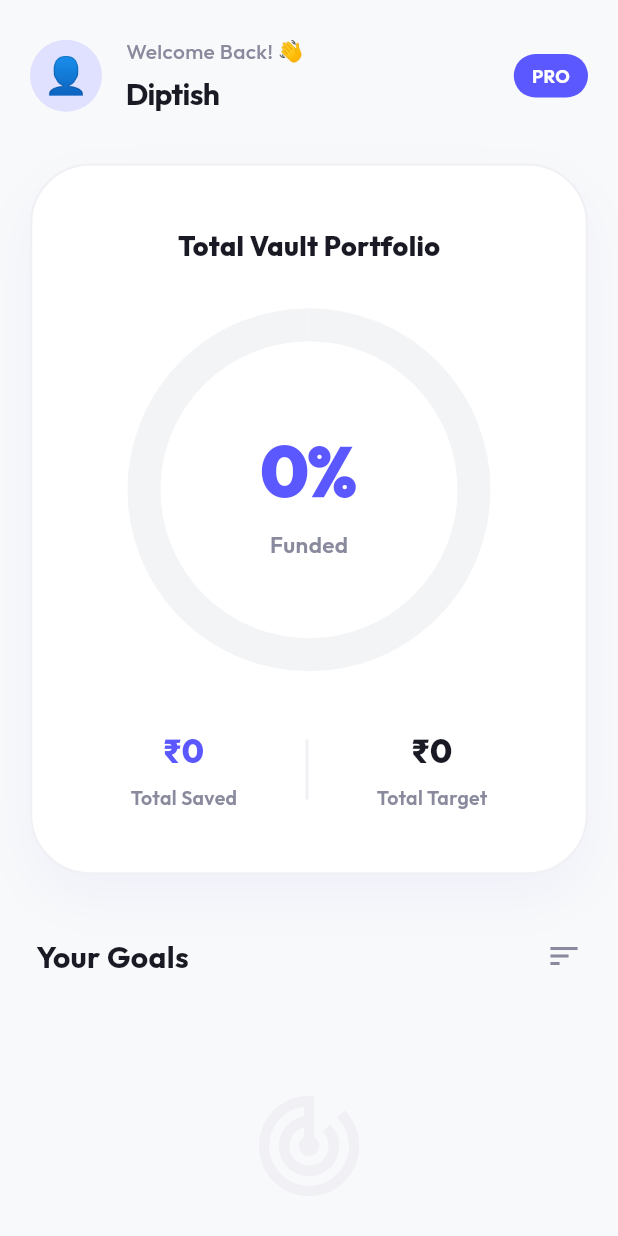
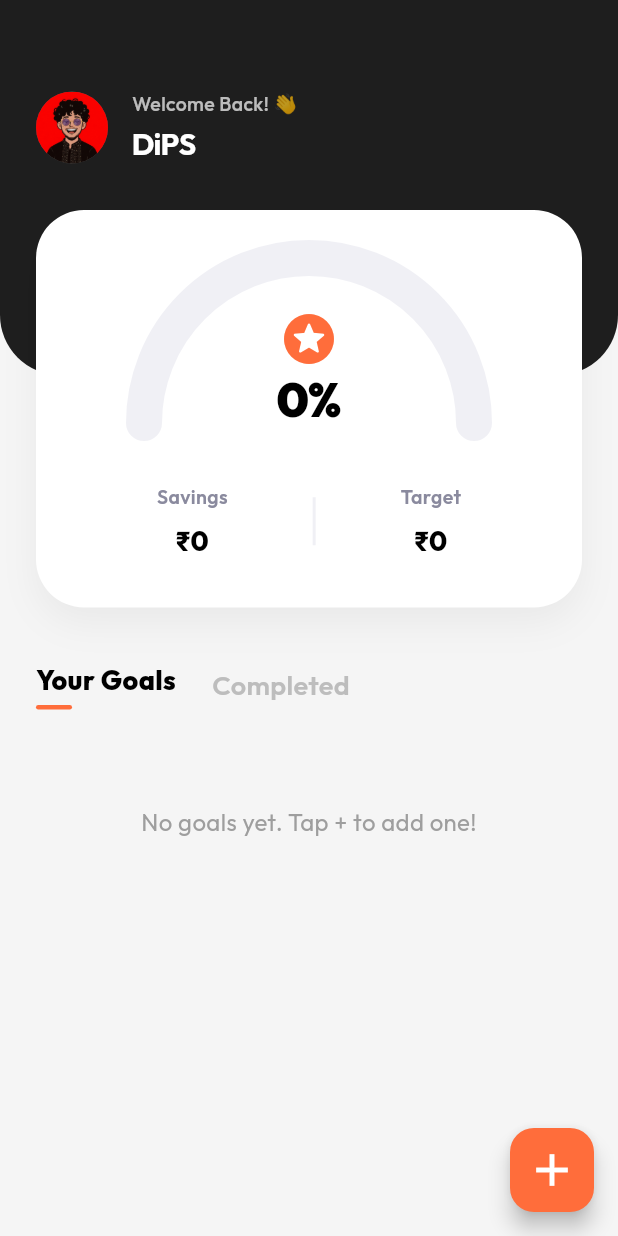
Before and after one commit to Diptish-De/DiPS_bucket_list, a Flutter app: the screen it shows after launch, on a phone screen of 412 x 824 dp. Run offline on Flutter 3.47's test engine with Material 3 defaults, Android fonts, the phone set to English and light mode, and no system bars; our stand-ins replace google_fonts, shared_preferences.

Commit message:
UI redesign and gauge

```diff
--- a/buy_planner/lib/screens/dashboard_screen.dart
+++ b/buy_planner/lib/screens/dashboard_screen.dart
@@ -1,3 +1,4 @@
+import 'dart:math';
 import 'package:flutter/material.dart';
 import 'package:provider/provider.dart';
 import 'package:intl/intl.dart';
@@ -24,45 +25,64 @@ class DashboardScreen extends StatelessWidget {
     final provider = Provider.of<BuyProvider>(context);
     final currencyFormat = NumberFormat.currency(locale: 'en_IN', symbol: '₹', decimalDigits: 0);
 
+    double totalTarget = provider.items.fold(0.0, (sum, item) => sum + item.price);
+
     return Scaffold(
-      backgroundColor: const Color(0xFFF8F9FA),
+      backgroundColor: const Color(0xFFF5F5F5), // Light off-white background
+      floatingActionButton: FloatingActionButton(
+        onPressed: () => _showAddItemSheet(context),
+        backgroundColor: const Color(0xFFFF6D3B), // Bright orange
+        elevation: 6,
+        shape: RoundedRectangleBorder(borderRadius: BorderRadius.circular(16)),
+        child: const Icon(Icons.add, size: 36, color: Colors.white),
+      ),
       body: !provider.isInit
-          ? const Center(child: CircularProgressIndicator(color: Color(0xFF5C58FF)))
-          : SafeArea(
-              child: CustomScrollView(
+          ? const Center(child: CircularProgressIndicator(color: Color(0xFFFF6D3B)))
+          : CustomScrollView(
               physics: const BouncingScrollPhysics(),
               slivers: [
-                  // App Bar (Trezo style)
                 SliverToBoxAdapter(
-                    child: Padding(
-                      padding: const EdgeInsets.symmetric(horizontal: 20, vertical: 24),
-                      child: Row(
-                        mainAxisAlignment: MainAxisAlignment.spaceBetween,
+                  child: Stack(
+                    clipBehavior: Clip.none,
+                    children: [
+                      // Dark background with rounded bottom corners
+                      Container(
+                        height: 250,
+                        width: double.infinity,
+                        decoration: const BoxDecoration(
+                          color: Color(0xFF1E1E1E), // Dark header color
+                          borderRadius: BorderRadius.only(
+                            bottomLeft: Radius.circular(40),
+                            bottomRight: Radius.circular(40),
+                          ),
+                        ),
+                        padding: const EdgeInsets.only(top: 60, left: 24, right: 24),
+                        child: Column(
                           children: [
                             Row(
                               children: [
                                 const CircleAvatar(
                                   radius: 24,
-                                backgroundColor: Color(0xFFE0E0FF),
-                                child: Text('👤', style: TextStyle(fontSize: 24)),
+                                  backgroundImage: AssetImage('dips-img.png'),
+                                  backgroundColor: Colors.white24,
                                 ),
                                 const SizedBox(width: 16),
                                 Column(
                                   crossAxisAlignment: CrossAxisAlignment.start,
                                   children: [
-                                  Text(
+                                    const Text(
                                       'Welcome Back! 👋',
                                       style: TextStyle(
-                                      color: const Color(0xFF8A8A9E),
-                                      fontSize: 14,
+                                        color: Colors.white70,
+                                        fontSize: 13,
                                         fontWeight: FontWeight.w500,
                                       ),
                                     ),
-                                  const SizedBox(height: 4),
+                                    const SizedBox(height: 2),
                                     const Text(
-                                    'Diptish',
+                                      'DiPS',
                                       style: TextStyle(
-                                      color: Color(0xFF1A1A24),
+                                        color: Colors.white,
                                         fontSize: 20,
                                         fontWeight: FontWeight.bold,
                                         letterSpacing: -0.5,
@@ -72,223 +92,180 @@ class DashboardScreen extends StatelessWidget {
                                 ),
                               ],
                             ),
-                          Container(
-                            padding: const EdgeInsets.symmetric(horizontal: 12, vertical: 6),
-                            decoration: BoxDecoration(
-                              color: const Color(0xFF5C58FF),
-                              borderRadius: BorderRadius.circular(16),
-                            ),
-                            child: const Text('PRO', style: TextStyle(color: Colors.white, fontWeight: FontWeight.bold, fontSize: 12)),
-                          )
                           ],
                         ),
                       ),
-                  ),
-
-                  // Big Ring Card
-                  SliverToBoxAdapter(
-                    child: Builder(
-                      builder: (context) {
-                        double totalTarget = provider.items.fold(0.0, (sum, item) => sum + item.price);
-                        double totalProgress = totalTarget > 0 ? (provider.totalSaved / totalTarget) : 0.0;
-                        if (totalProgress > 1.0) totalProgress = 1.0;
-
-                        return Container(
-                          margin: const EdgeInsets.symmetric(horizontal: 20, vertical: 8),
-                          padding: const EdgeInsets.symmetric(vertical: 40, horizontal: 20),
+                      // Overlapping White Card (Gauge)
+                      Positioned(
+                        top: 140,
+                        left: 24,
+                        right: 24,
+                        child: Container(
+                          padding: const EdgeInsets.symmetric(horizontal: 24, vertical: 32),
                           decoration: BoxDecoration(
                             color: Colors.white,
-                            borderRadius: BorderRadius.circular(40),
-                            border: Border.all(color: const Color(0xFFF0F0F5), width: 1.5),
+                            borderRadius: BorderRadius.circular(32),
                             boxShadow: [
                               BoxShadow(
-                                color: const Color(0xFF5C58FF).withOpacity(0.05),
-                                blurRadius: 30,
-                                offset: const Offset(0, 15),
-                              )
-                            ]
+                                color: Colors.black.withValues(alpha: 0.05),
+                                blurRadius: 20,
+                                offset: const Offset(0, 10),
+                              ),
+                            ],
                           ),
                           child: Column(
                             children: [
-                              const Text(
-                                'Total Vault Portfolio',
-                                style: TextStyle(
-                                  color: Color(0xFF1A1A24),
-                                  fontSize: 18,
-                                  fontWeight: FontWeight.w800,
+                              // Gauge
+                              SizedBox(
+                                height: 110,
+                                width: 220,
+                                child: Stack(
+                                  alignment: Alignment.bottomCenter,
+                                  children: [
+                                    CustomPaint(
+                                      size: const Size(220, 110),
+                                      painter: SemiCircleGaugePainter(
+                                        progress: totalTarget > 0 ? (provider.totalSaved / totalTarget).clamp(0.0, 1.0) : 0.0,
+                                        color: const Color(0xFFFF6D3B),
+                                        backgroundColor: const Color(0xFFF0F0F5),
                                       ),
                                     ),
-                              const SizedBox(height: 40),
-                              // The Massive Trezo Rounded Ring
-                              SizedBox(
-                                width: 220,
-                                height: 220,
-                                child: Stack(
-                                  fit: StackFit.expand,
-                                  children: [
-                                    CircularProgressIndicator(
-                                      value: 1.0,
-                                      strokeWidth: 22,
-                                      color: const Color(0xFFF3F4F6),
-                                    ),
-                                    CircularProgressIndicator(
-                                      value: totalProgress,
-                                      strokeWidth: 22,
-                                      backgroundColor: Colors.transparent,
-                                      color: const Color(0xFF5C58FF),
-                                      strokeCap: StrokeCap.round,
-                                    ),
-                                    Center(
-                                      child: Column(
+                                    // Inside the gauge
+                                    Column(
                                       mainAxisSize: MainAxisSize.min,
                                       children: [
+                                        const Icon(Icons.stars_rounded, size: 40, color: Color(0xFFFF6D3B)),
+                                        const SizedBox(height: 4),
                                         Text(
-                                            '${(totalProgress * 100).toStringAsFixed(0)}%',
+                                          '${(totalTarget > 0 ? (provider.totalSaved / totalTarget).clamp(0.0, 1.0) * 100 : 0).toStringAsFixed(0)}%',
                                           style: const TextStyle(
-                                              fontSize: 48,
+                                            fontSize: 32,
                                             fontWeight: FontWeight.w900,
-                                              color: Color(0xFF5C58FF),
-                                              letterSpacing: -1.5,
-                                            ),
-                                          ),
-                                          const SizedBox(height: 4),
-                                          const Text(
-                                            'Funded',
-                                            style: TextStyle(
-                                              fontSize: 15,
-                                              fontWeight: FontWeight.w600,
-                                              color: Color(0xFF8A8A9E),
+                                            color: Colors.black,
+                                            height: 1,
+                                            letterSpacing: -1,
                                           ),
                                         ),
                                       ],
                                     ),
-                                    ),
                                   ],
                                 ),
                               ),
-                              const SizedBox(height: 48),
-                              // Stats Row
+                              const SizedBox(height: 40),
+                              // Below the gauge: Savings and Target
                               Row(
                                 mainAxisAlignment: MainAxisAlignment.spaceEvenly,
                                 children: [
                                   Column(
+                                    crossAxisAlignment: CrossAxisAlignment.center,
                                     children: [
+                                      const Text(
+                                        'Savings',
+                                        style: TextStyle(color: Color(0xFF8A8A9E), fontSize: 13, fontWeight: FontWeight.w600),
+                                      ),
+                                      const SizedBox(height: 6),
                                       Text(
                                         currencyFormat.format(provider.totalSaved),
-                                        style: const TextStyle(
-                                          fontSize: 22,
-                                          fontWeight: FontWeight.w800,
-                                          color: Color(0xFF5C58FF),
+                                        style: const TextStyle(color: Colors.black, fontSize: 18, fontWeight: FontWeight.w800),
                                       ),
+                                    ],
+                                  ),
+                                  Container(height: 32, width: 2, color: const Color(0xFFF0F0F5)),
+                                  Column(
+                                    crossAxisAlignment: CrossAxisAlignment.center,
+                                    children: [
+                                      const Text(
+                                        'Target',
+                                        style: TextStyle(color: Color(0xFF8A8A9E), fontSize: 13, fontWeight: FontWeight.w600),
                                       ),
                                       const SizedBox(height: 6),
-                                      const Text('Total Saved', style: TextStyle(color: Color(0xFF8A8A9E), fontSize: 13, fontWeight: FontWeight.w600)),
-                                    ],
-                                  ),
-                                  Container(height: 40, width: 2, color: const Color(0xFFF0F0F5)),
-                                  Column(
-                                    children: [
                                       Text(
                                         currencyFormat.format(totalTarget),
-                                        style: const TextStyle(
-                                          fontSize: 22,
-                                          fontWeight: FontWeight.w800,
-                                          color: Color(0xFF1A1A24),
+                                        style: const TextStyle(color: Colors.black, fontSize: 18, fontWeight: FontWeight.w800),
                                       ),
-                                      ),
-                                      const SizedBox(height: 6),
-                                      const Text('Total Target', style: TextStyle(color: Color(0xFF8A8A9E), fontSize: 13, fontWeight: FontWeight.w600)),
                                     ],
                                   ),
                                 ],
                               ),
                             ],
                           ),
-                        );
-                      }
+                        ),
+                      ),
+                    ],
                   ),
                 ),
 
+                const SliverToBoxAdapter(
+                  child: SizedBox(height: 190), // Space for the overlapping card (approx 340 height - 130 top = 210 overhang)
+                ),
+
+                // Tabs (History / Statistics mock)
                 SliverToBoxAdapter(
                   child: Padding(
-                      padding: const EdgeInsets.fromLTRB(24, 32, 24, 12),
+                    padding: const EdgeInsets.symmetric(horizontal: 24),
                     child: Row(
-                        mainAxisAlignment: MainAxisAlignment.spaceBetween,
+                      children: [
+                        Column(
+                          crossAxisAlignment: CrossAxisAlignment.start,
                           children: [
                             const Text(
                               'Your Goals',
                               style: TextStyle(
-                              fontSize: 20,
-                              fontWeight: FontWeight.w700,
-                              color: Color(0xFF1A1A24),
+                                fontSize: 18,
+                                fontWeight: FontWeight.w800,
+                                color: Colors.black,
                               ),
                             ),
-                          Icon(Icons.sort, color: const Color(0xFF8A8A9E)),
+                            const SizedBox(height: 4),
+                            Container(
+                              width: 24,
+                              height: 3,
+                              decoration: BoxDecoration(
+                                color: const Color(0xFFFF6D3B),
+                                borderRadius: BorderRadius.circular(2),
+                              ),
+                            )
+                          ],
+                        ),
+                        const SizedBox(width: 24),
+                        Text(
+                          'Completed',
+                          style: TextStyle(
+                            fontSize: 18,
+                            fontWeight: FontWeight.w600,
+                            color: Colors.grey.shade400,
+                          ),
+                        ),
                       ],
                     ),
                   ),
                 ),
+                const SliverToBoxAdapter(
+                  child: SizedBox(height: 24),
+                ),
 
-                  SliverPadding(
-                    padding: const EdgeInsets.only(bottom: 120),
-                    sliver: provider.items.isEmpty
-                        ? SliverToBoxAdapter(
+                // List of items
+                provider.items.isEmpty
+                    ? const SliverToBoxAdapter(
+                        child: Center(
                           child: Padding(
-                              padding: const EdgeInsets.only(top: 60),
-                              child: Center(
-                                child: Column(
-                                  mainAxisAlignment: MainAxisAlignment.center,
-                                  children: [
-                                    Icon(Icons.track_changes, size: 80, color: const Color(0xFFF0F0F5)),
-                                    const SizedBox(height: 24),
-                                    const Text(
-                                      'Ready to start saving?',
-                                      style: TextStyle(
-                                        color: Color(0xFF1A1A24),
-                                        fontSize: 20,
-                                        fontWeight: FontWeight.bold,
-                                      ),
-                                    ),
-                                    const SizedBox(height: 8),
-                                    Text(
-                                      'You haven\'t set any goals yet.',
-                                      style: TextStyle(
-                                        color: const Color(0xFF8A8A9E),
-                                        fontSize: 15,
-                                      ),
-                                    ),
-                                    const SizedBox(height: 24),
-                                    ElevatedButton(
-                                      style: ElevatedButton.styleFrom(
-                                        backgroundColor: const Color(0xFF5C58FF),
-                                        foregroundColor: Colors.white,
-                                        padding: const EdgeInsets.symmetric(horizontal: 24, vertical: 16),
-                                        shape: RoundedRectangleBorder(borderRadius: BorderRadius.circular(24)),
-                                      ),
-                                      onPressed: () => _showAddItemSheet(context),
-                                      child: const Text('Create Your First Goal'),
-                                    )
-                                  ],
+                            padding: EdgeInsets.only(top: 40),
+                            child: Text(
+                              'No goals yet. Tap + to add one!',
+                              style: TextStyle(color: Colors.grey, fontSize: 16),
                             ),
                           ),
                         ),
                       )
                     : SliverPadding(
-                            padding: const EdgeInsets.symmetric(horizontal: 20),
-                            sliver: SliverGrid(
-                              gridDelegate: const SliverGridDelegateWithFixedCrossAxisCount(
-                                crossAxisCount: 2,
-                                mainAxisSpacing: 16,
-                                crossAxisSpacing: 16,
-                                childAspectRatio: 0.9,
-                              ),
+                        padding: const EdgeInsets.only(top: 0, bottom: 100, left: 24, right: 24),
+                        sliver: SliverList(
                           delegate: SliverChildBuilderDelegate(
                             (context, index) {
                               final item = provider.items[index];
                               return ItemCard(
                                 key: ValueKey(item.id),
                                 item: item,
-                                    expectedMonthlySavings: provider.expectedMonthlySavings,
                                 onAddFunds: () {
                                   showModalBottomSheet(
                                     context: context,
@@ -304,11 +281,46 @@ class DashboardScreen extends StatelessWidget {
                           ),
                         ),
                       ),
-                  ),
               ],
-              ),
             ),
     );
   }
+}
 
+class SemiCircleGaugePainter extends CustomPainter {
+  final double progress;
+  final Color color;
+  final Color backgroundColor;
+
+  SemiCircleGaugePainter({required this.progress, required this.color, required this.backgroundColor});
+
+  @override
+  void paint(Canvas canvas, Size size) {
+    final paintBackground = Paint()
+      ..color = backgroundColor
+      ..strokeWidth = 24
+      ..strokeCap = StrokeCap.round
+      ..style = PaintingStyle.stroke;
+
+    final paintForeground = Paint()
+      ..color = color
+      ..strokeWidth = 24
+      ..strokeCap = StrokeCap.round
+      ..style = PaintingStyle.stroke;
+
+    final rect = Rect.fromLTWH(0, 0, size.width, size.height * 2);
+    const startAngle = pi; // 180 degrees (left)
+    const sweepAngle = pi; // 180 degrees (right)
+
+    // Draw background
+    canvas.drawArc(rect, startAngle, sweepAngle, false, paintBackground);
+
+    // Draw foreground
+    canvas.drawArc(rect, startAngle, sweepAngle * progress, false, paintForeground);
   }
+
+  @override
+  bool shouldRepaint(covariant SemiCircleGaugePainter oldDelegate) {
+    return oldDelegate.progress != progress || oldDelegate.color != color || oldDelegate.backgroundColor != backgroundColor;
+  }
+}
--- a/buy_planner/pubspec.yaml
+++ b/buy_planner/pubspec.yaml
@@ -21,3 +21,5 @@ dev_dependencies:
 
 flutter:
   uses-material-design: true
+  assets:
+    - dips-img.png
```
Also changed, not shown: buy_planner/lib/widgets/item_card.dart (+53 -74 lines), buy_planner/dips-img.png (added), 1 other file. Lines whose indentation alone changed are shown as unchanged.
